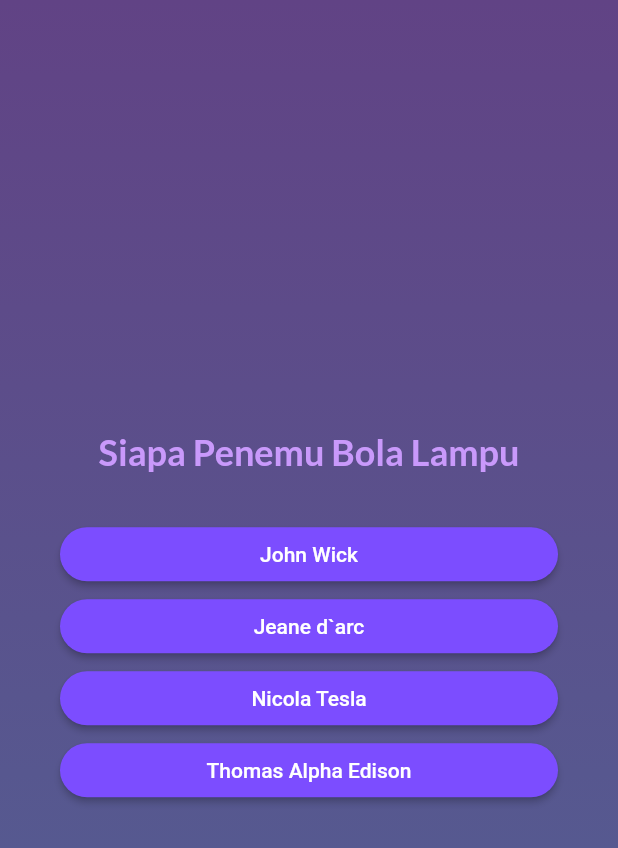
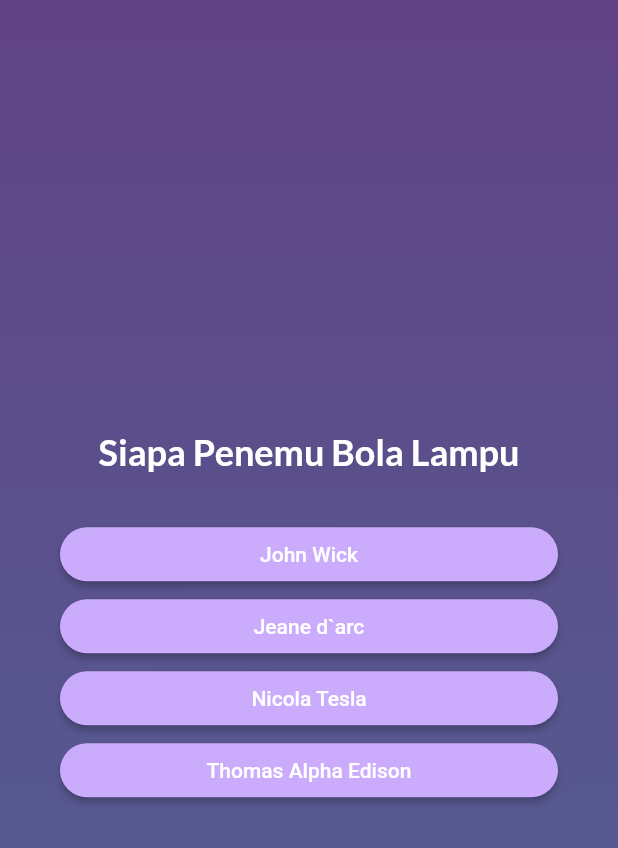
Before and after one commit to Harun1804/mobile-quiz-app, a Flutter app: the screen it shows after launch, after a tap on "Start Quiz", on a phone screen of 412 x 824 dp. Shown: the top 848 px of the screen. Run offline on Flutter 3.47's test engine with Material 2 defaults, Android fonts, the phone set to English and light mode, and no system bars; our stand-ins replace google_fonts.

Commit message:
Change Color

```diff
--- a/lib/answer_button.dart
+++ b/lib/answer_button.dart
@@ -11,7 +11,7 @@ class AnswerButton extends StatelessWidget {
         onPressed: onTap,
         style: ElevatedButton.styleFrom(
           padding: const EdgeInsets.symmetric(horizontal: 40.0, vertical: 10.0),
-          backgroundColor: Colors.deepPurpleAccent,
+          backgroundColor: const Color.fromARGB(255, 202, 171, 252),
           foregroundColor: Colors.white,
           shape: RoundedRectangleBorder(
             borderRadius: BorderRadius.circular(40.0)
--- a/lib/question_screen.dart
+++ b/lib/question_screen.dart
@@ -38,7 +38,7 @@ class _QuestionScreenState extends State<QuestionScreen> {
               textAlign: TextAlign.center,
               currentQuestion.text,
               style: GoogleFonts.lato(
-                color: const Color.fromARGB(255, 201, 153, 251),
+                color: Colors.white,
                 fontSize: 24,
                 fontWeight: FontWeight.bold
               )
```
